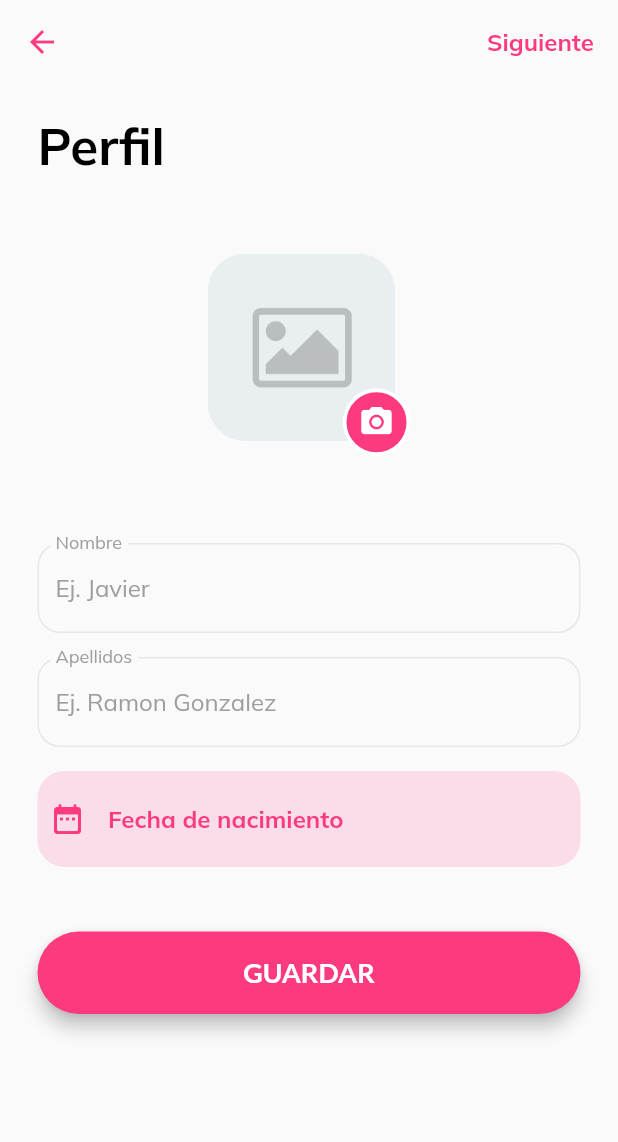
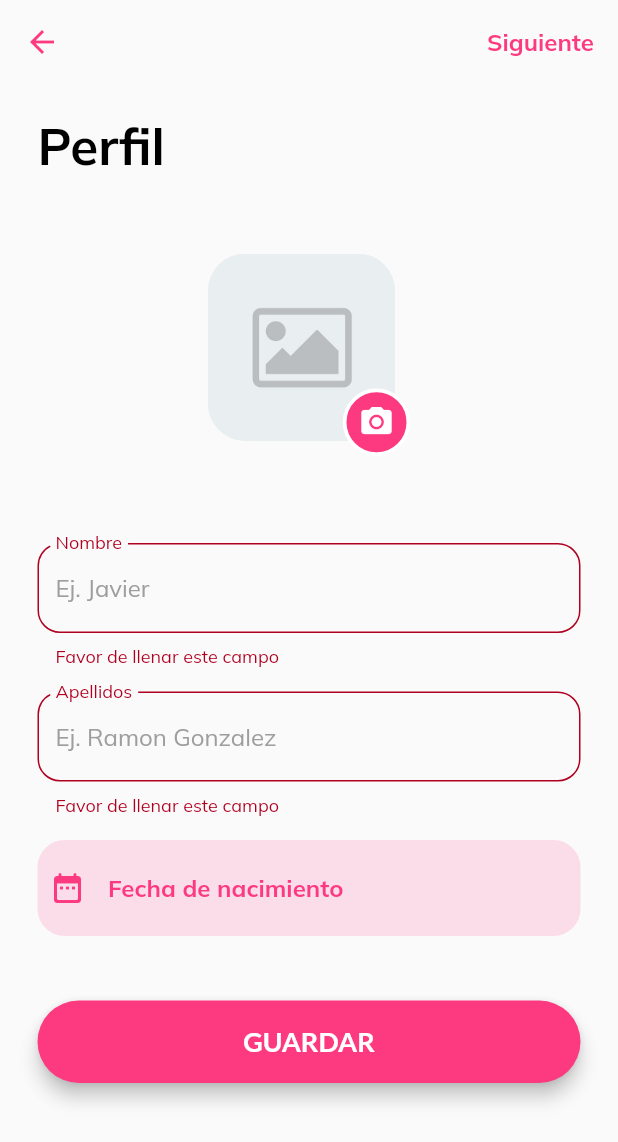
Before and after one commit to alexsosat/cupidUm_app, a Flutter app: the MainInfoView screen opened by its route, after a tap on "GUARDAR", on a phone screen of 412 x 824 dp. Shown: the top 1142 px of the screen. Run offline on Flutter 3.47's test engine with Material 2 defaults, Android fonts, the light colour scheme and no system bars; our stand-ins replace device_preview, dots_indicator, firebase_auth, firebase_core, get, get_storage and 3 more; missing offline and left inert: is_first_run, ummobile_custom_http; accounts and stored records are empty; generated files the repository leaves out were written again.

Commit message:
Some bug fixing

```diff
--- a/lib/app/modules/home/views/home_view.dart
+++ b/lib/app/modules/home/views/home_view.dart
@@ -22,7 +22,7 @@ class HomeView extends StatelessWidget {
             ),
             PillButton(
               child: const Text("Test"),
-              onPressed: () => Get.toNamed(Routes.register_mainInfo),
+              onPressed: () => Get.toNamed(Routes.register_createUser),
             ),
           ],
         ),
--- a/lib/app/modules/intro/modules/create_account/controllers/create_user_controller.dart
+++ b/lib/app/modules/intro/modules/create_account/controllers/create_user_controller.dart
@@ -1,11 +1,31 @@
+import 'package:cupidum_app/globals/overlays/dialog_overlay.dart';
+import 'package:flutter/cupertino.dart';
 import 'package:get/get.dart';
 import 'package:image_picker/image_picker.dart';
 
 class CreateUserController extends GetxController {
+  final PageController pageController = PageController();
+  final int currentIndex = 0;
+
   final ImagePicker _picker = ImagePicker();
   Rx<XFile?> userImage = Rx<XFile?>(null);
 
   DateTime? bornDate;
+  String? name;
+
+  saveMainInfo(String name, String lastName) {
+    name = "$name $lastName";
+
+    if (bornDate != null) {
+      pageController.animateToPage(
+        1,
+        duration: const Duration(seconds: 1),
+        curve: Curves.easeIn,
+      );
+    } else {
+      openDialogWindow(title: "Favor de ingresar una fecha", message: "");
+    }
+  }
 
   setBornDate(DateTime date) => bornDate = date;
 
--- a/lib/app/modules/intro/modules/create_account/views/main_info_view.dart
+++ /dev/null
@@ -1,53 +0,0 @@
-import 'package:cupidum_app/app/modules/intro/modules/create_account/views/widgets/create_appbar.dart';
-import 'package:cupidum_app/app/modules/intro/modules/create_account/views/widgets/date_picker_button.dart';
-import 'package:cupidum_app/app/modules/intro/modules/create_account/views/widgets/image_picker.dart';
-import 'package:cupidum_app/app/modules/intro/modules/create_account/views/widgets/round_outlined_textfields.dart';
-import 'package:cupidum_app/globals/pill_button.dart';
-import 'package:flutter/material.dart';
-
-class MainInfoView extends StatelessWidget {
-  final TextEditingController _controller = TextEditingController();
-  MainInfoView({Key? key}) : super(key: key);
-
-  @override
-  Widget build(BuildContext context) {
-    return Scaffold(
-      appBar: const PreferredSize(
-        preferredSize: Size(double.infinity, kToolbarHeight),
-        child: CreateUserAppBar(),
-      ),
-      body: ListView(
-        physics: const BouncingScrollPhysics(),
-        padding: const EdgeInsets.symmetric(
-          horizontal: 25,
-          vertical: 20,
-        ),
-        children: [
-          Text(
-            "Perfil",
-            style: Theme.of(context).textTheme.headline2,
-          ),
-          const Padding(
-            padding: EdgeInsets.symmetric(vertical: 50.0),
-            child: UserImagePicker(),
-          ),
-          RoundOutlinedTextField(
-            controller: _controller,
-            labelText: "Nombre",
-            hintText: "Ej. Javier",
-          ),
-          RoundOutlinedTextField(
-            controller: _controller,
-            labelText: "Apellidos",
-            hintText: "Ej. Ramon Gonzalez",
-          ),
-          const DatePickerButton(),
-          Padding(
-            padding: const EdgeInsets.only(top: 35.0),
-            child: PillButton(child: const Text("GUARDAR"), onPressed: () {}),
-          )
-        ],
-      ),
-    );
-  }
-}
--- /dev/null
+++ b/lib/app/modules/intro/modules/create_account/views/pages/main_info_view.dart
@@ -0,0 +1,69 @@
+import 'package:cupidum_app/app/modules/intro/modules/create_account/controllers/create_user_controller.dart';
+import 'package:cupidum_app/app/modules/intro/modules/create_account/views/widgets/create_appbar.dart';
+import 'package:cupidum_app/app/modules/intro/modules/create_account/views/widgets/date_picker_button.dart';
+import 'package:cupidum_app/app/modules/intro/modules/create_account/views/widgets/image_picker.dart';
+import 'package:cupidum_app/app/modules/intro/modules/create_account/views/widgets/round_outlined_textfields.dart';
+import 'package:cupidum_app/globals/pill_button.dart';
+import 'package:flutter/material.dart';
+import 'package:get/get.dart';
+
+class MainInfoView extends StatelessWidget {
+  final TextEditingController _nameController = TextEditingController();
+  final TextEditingController _lastNameController = TextEditingController();
+  final _formKey = GlobalKey<FormState>(debugLabel: '_MainInfoFormState');
+  MainInfoView({Key? key}) : super(key: key);
+
+  @override
+  Widget build(BuildContext context) {
+    return Scaffold(
+      appBar: const PreferredSize(
+        preferredSize: Size(double.infinity, kToolbarHeight),
+        child: CreateUserAppBar(),
+      ),
+      body: Form(
+        key: _formKey,
+        child: ListView(
+          physics: const BouncingScrollPhysics(),
+          padding: const EdgeInsets.symmetric(
+            horizontal: 25,
+            vertical: 20,
+          ),
+          children: [
+            Text(
+              "Perfil",
+              style: Theme.of(context).textTheme.headline2,
+            ),
+            const Padding(
+              padding: EdgeInsets.symmetric(vertical: 50.0),
+              child: UserImagePicker(),
+            ),
+            RoundOutlinedTextField(
+              controller: _nameController,
+              labelText: "Nombre",
+              hintText: "Ej. Javier",
+            ),
+            RoundOutlinedTextField(
+              controller: _lastNameController,
+              labelText: "Apellidos",
+              hintText: "Ej. Ramon Gonzalez",
+            ),
+            const DatePickerButton(),
+            Padding(
+              padding: const EdgeInsets.only(top: 35.0),
+              child: PillButton(
+                  child: const Text("GUARDAR"),
+                  onPressed: () {
+                    if (_formKey.currentState!.validate()) {
+                      Get.find<CreateUserController>().saveMainInfo(
+                        _nameController.text,
+                        _lastNameController.text,
+                      );
+                    }
+                  }),
+            )
+          ],
+        ),
+      ),
+    );
+  }
+}
--- a/lib/app/modules/intro/modules/create_account/views/widgets/round_outlined_textfields.dart
+++ b/lib/app/modules/intro/modules/create_account/views/widgets/round_outlined_textfields.dart
@@ -16,7 +16,12 @@ class RoundOutlinedTextField extends StatelessWidget {
   Widget build(BuildContext context) {
     return Padding(
       padding: const EdgeInsets.symmetric(vertical: 8.0),
-      child: TextField(
+      child: TextFormField(
+        validator: (value) {
+          if (value == null || value.isEmpty) {
+            return "Favor de llenar este campo";
+          }
+        },
         decoration: InputDecoration(
           labelText: labelText,
           hintText: hintText,
--- a/lib/app/modules/presentation/views/widgets/intro_navigation.dart
+++ b/lib/app/modules/presentation/views/widgets/intro_navigation.dart
@@ -25,6 +25,10 @@ class IntroNavigation extends StatelessWidget {
                 child: DotsIndicator(
                   dotsCount: controller.pagesCount,
                   position: controller.currentPageIndex.value.toDouble(),
+                  decorator: DotsDecorator(
+                    activeColor: Colors.white,
+                    color: Colors.white.withOpacity(0.42),
+                  ),
                 ),
               ),
               ElevatedButton(
--- a/lib/app/routes/app_pages.dart
+++ b/lib/app/routes/app_pages.dart
@@ -4,7 +4,7 @@ import '../modules/home/views/home_view.dart';
 import '../modules/intro/middlewares/is_user_logged_in.dart';
 import '../modules/intro/modules/confirm/views/confirm_view.dart';
 import '../modules/intro/modules/create_account/bindings/create_user_bindings.dart';
-import '../modules/intro/modules/create_account/views/main_info_view.dart';
+import '../modules/intro/modules/create_account/views/pages/main_info_view.dart';
 import '../modules/intro/modules/login/bindings/login_binding.dart';
 import '../modules/intro/modules/login/views/login_view.dart';
 import '../modules/intro/modules/register/bindings/register_bindings.dart';
@@ -51,7 +51,7 @@ class AppPages {
       page: () => const HomeView(),
     ),
     GetPage(
-      name: _Paths.register_mainInfo,
+      name: _Paths.register_createUser,
       page: () => MainInfoView(),
       binding: CreateUserBinding(),
     ),
--- a/lib/app/routes/app_routes.dart
+++ b/lib/app/routes/app_routes.dart
@@ -10,7 +10,7 @@ abstract class Routes {
   static const login = _Paths.login;
   static const register = _Paths.register;
   static const confirm = _Paths.confirm;
-  static const register_mainInfo = _Paths.register_mainInfo;
+  static const register_createUser = _Paths.register_createUser;
   static const home = _Paths.home;
 }
 
@@ -20,6 +20,6 @@ abstract class _Paths {
   static const login = '/login';
   static const register = '/register';
   static const confirm = '/confirm-user';
-  static const register_mainInfo = '/register/main-info';
+  static const register_createUser = '/register/create-user';
   static const home = '/home';
 }
```
Also changed, not shown: lib/app/models/user.dart (added, +146 -0 lines), lib/app/modules/intro/modules/create_account/views/create_user_view.dart (added, +21 -0 lines), lib/app/modules/intro/modules/login/controllers/login_controller.dart (+7 -0 lines), lib/app/modules/intro/modules/register/controllers/register_controller.dart (+9 -2 lines), lib/app/modules/intro/widgets/foreground_section.dart (+2 -14 lines), lib/globals/overlays/dialog_overlay.dart (+10 -9 lines), lib/utils/enum_convertors.dart (added, +7 -0 lines).
